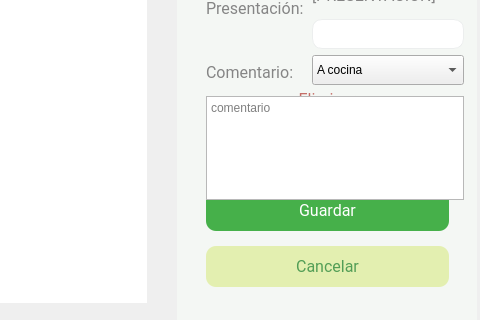
Old version of the form El-Patio/almacenista/almacenista_menu.ui in the repository MrDanielG/IHC-ElPatio; both pictures show x 544 to 1024 and y 448 to 768 of the 1024 by 768 pixel window.
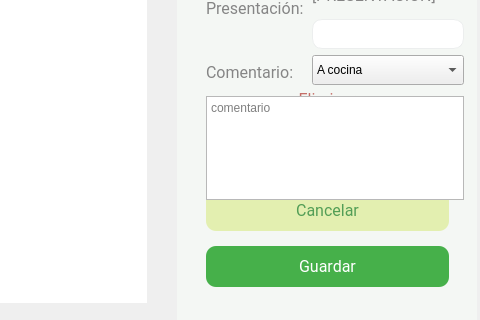
New version of the form.

```diff
--- a/El-Patio/almacenista/almacenista_menu.ui
+++ b/El-Patio/almacenista/almacenista_menu.ui
@@ -531,49 +531,6 @@
       </property>
      </widget>
     </item>
-    <item>
-     <widget class="QPushButton" name="btn_guardar">
-      <property name="minimumSize">
-       <size>
-        <width>241</width>
-        <height>41</height>
-       </size>
-      </property>
-      <property name="maximumSize">
-       <size>
-        <width>16777215</width>
-        <height>16777215</height>
-       </size>
-      </property>
-      <property name="font">
-       <font>
-        <family>Roboto</family>
-        <pointsize>12</pointsize>
-       </font>
-      </property>
-      <property name="cursor">
-       <cursorShape>PointingHandCursor</cursorShape>
-      </property>
-      <property name="styleSheet">
-       <string notr="true">*{
-	color: white;
-	border-radius: 10px;
-	background-color: #46B04A;
-	border: none;
-	padding: 5px;
-}
-
-:hover{
-	background-color: white;
-	border: 1px solid #46B04A;
-	color: #46B04A;
-}</string>
-      </property>
-      <property name="text">
-       <string>Guardar</string>
-      </property>
-     </widget>
-    </item>
     <item>
      <widget class="QPushButton" name="btn_cancelar">
       <property name="minimumSize">
@@ -617,6 +574,49 @@
       </property>
      </widget>
     </item>
+    <item>
+     <widget class="QPushButton" name="btn_guardar">
+      <property name="minimumSize">
+       <size>
+        <width>241</width>
+        <height>41</height>
+       </size>
+      </property>
+      <property name="maximumSize">
+       <size>
+        <width>16777215</width>
+        <height>16777215</height>
+       </size>
+      </property>
+      <property name="font">
+       <font>
+        <family>Roboto</family>
+        <pointsize>12</pointsize>
+       </font>
+      </property>
+      <property name="cursor">
+       <cursorShape>PointingHandCursor</cursorShape>
+      </property>
+      <property name="styleSheet">
+       <string notr="true">*{
+	color: white;
+	border-radius: 10px;
+	background-color: #46B04A;
+	border: none;
+	padding: 5px;
+}
+
+:hover{
+	background-color: white;
+	border: 1px solid #46B04A;
+	color: #46B04A;
+}</string>
+      </property>
+      <property name="text">
+       <string>Guardar</string>
+      </property>
+     </widget>
+    </item>
    </layout>
   </widget>
   <widget class="QWidget" name="layoutWidget">
```
